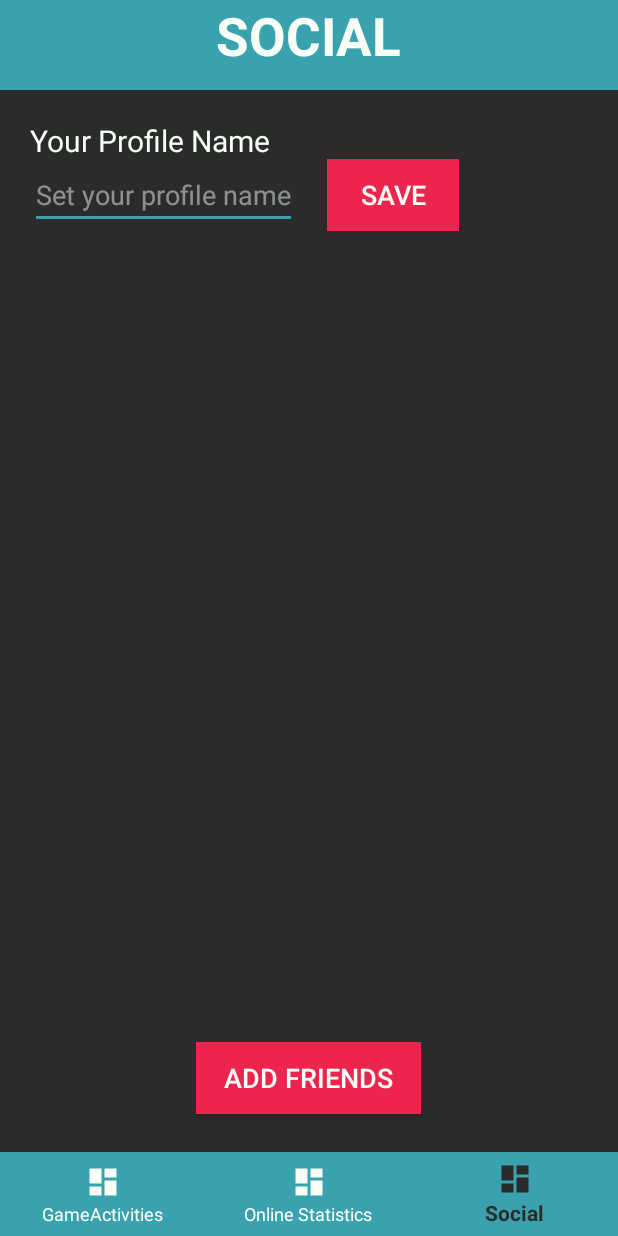
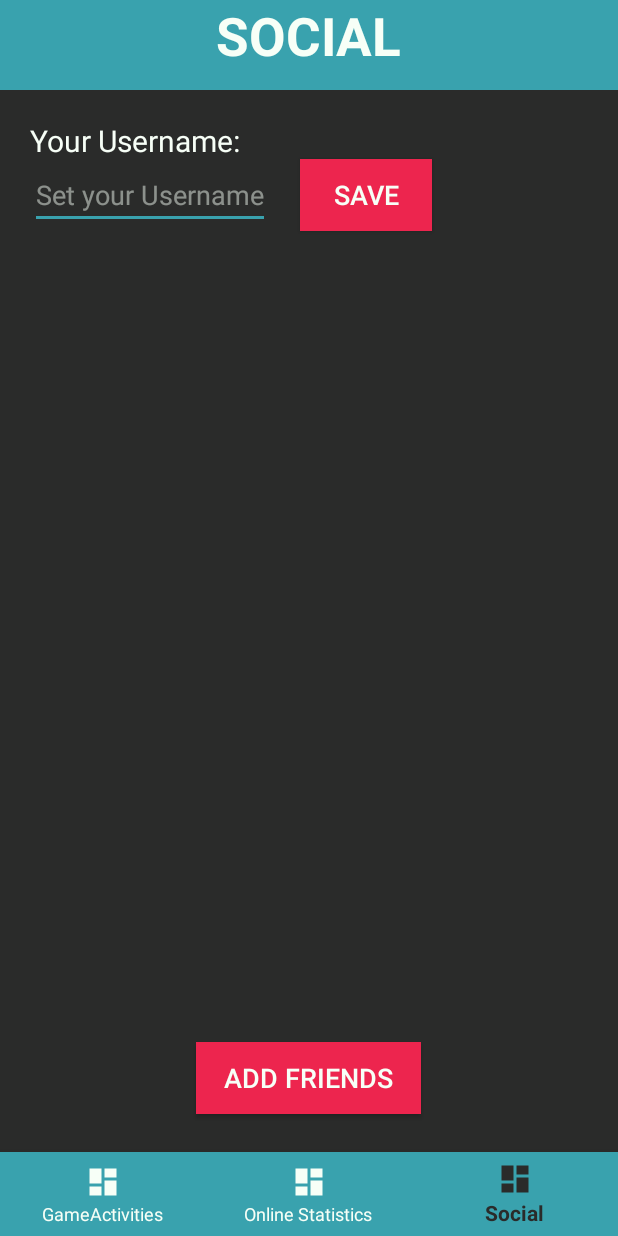
Before and after one commit to AtomicPotatoEmil/P2-Prototype, an Android app: the Social screen opened directly, with no data from a screen before it, on a phone screen of 412 x 824 dp. Run offline under Robolectric (Android 15) with nearby library versions, the phone set to English and light mode, and no system bars.

Commit message:
Small changes in social, added attribute xml in Values (for me - i need for later), created new layout xml for the add friend function

```diff
--- a/prototypeP2/app/src/main/java/dk/aau/student/meda2a220a/p2protype/Social.java
+++ b/prototypeP2/app/src/main/java/dk/aau/student/meda2a220a/p2protype/Social.java
@@ -5,13 +5,14 @@ import androidx.appcompat.app.AppCompatActivity;
 
 import android.content.Intent;
 import android.content.SharedPreferences;
-import android.net.wifi.aware.PublishConfig;
+import android.graphics.Paint;
 import android.os.Bundle;
 import android.view.MenuItem;
 import android.view.View;
 import android.widget.Button;
 import android.widget.EditText;
 import android.widget.LinearLayout;
+import android.widget.RelativeLayout;
 import android.widget.TextView;
 import android.widget.Toast;
 
@@ -23,10 +24,13 @@ public static final String profileNameSave = "PROFILENAMESAVE";
 public static final String profileSaveKey = "PROFILESAVEKEY";
 
 
-private LinearLayout addFriendLayout;
+private RelativeLayout addFriendLayout;
 private Button addFriendButton;
 private EditText setProfileName;
 private Button saveNameButton;
+TextView putFriendName;
+private RelativeLayout social_Layout;
+
 
 
     @Override
@@ -58,6 +62,9 @@ private Button saveNameButton;
                 return false;
             }
         });
+        putFriendName = findViewById(R.id.putFriendHere);
+        social_Layout = findViewById(R.id.socialLayout);
+
         addFriendLayout = findViewById(R.id.FriendLayout);
         addFriendButton = findViewById(R.id.addFriendButtonID);
         addFriendButton.setOnClickListener(new View.OnClickListener() {
@@ -76,6 +83,8 @@ private Button saveNameButton;
 
         });
         setProfileName = findViewById(R.id.YourUserName);
+
+
     }
 
 
@@ -89,24 +98,29 @@ private Button saveNameButton;
     public void newFriend (){
         AddFriendDialog newFriendDialog = new AddFriendDialog();
         newFriendDialog.show(getSupportFragmentManager(), "New Friend");
+
     }
 
-    public TextView createNewFriendView(String logInfo, int textSize){ //Title being the exercise, and subtitle being the weight lifted.
-        final LinearLayout.LayoutParams FriendViewParams = new LinearLayout.LayoutParams(LinearLayout.LayoutParams.WRAP_CONTENT, LinearLayout.LayoutParams.MATCH_PARENT);
+
+
+    public TextView createNewFriendView(String friendInfo, int textSize){ //Title being the exercise, and subtitle being the weight lifted.
+        final RelativeLayout.LayoutParams FriendViewParams = new RelativeLayout.LayoutParams(RelativeLayout.LayoutParams.WRAP_CONTENT, RelativeLayout.LayoutParams.MATCH_PARENT);
         final TextView newFriendTextview = new TextView(this);
         newFriendTextview.setTextSize(textSize);
         newFriendTextview.setLayoutParams(FriendViewParams);
-        newFriendTextview.setText(logInfo);
+        newFriendTextview.setText(friendInfo);
         newFriendTextview.setTextColor(getResources().getColor(R.color.MINTWHITEd));
 
         return newFriendTextview;
     }
 
+
+
     @Override
     public void applyAddition(String userNameString) {
         addFriendLayout.addView(createNewFriendView(userNameString,20));
+    }
 
-    }
     private void saveUsername() {
 
         SharedPreferences sharedPrefUserName = getSharedPreferences(profileNameSave, MODE_PRIVATE);
--- a/prototypeP2/app/src/main/res/layout/activity_social.xml
+++ b/prototypeP2/app/src/main/res/layout/activity_social.xml
@@ -7,7 +7,7 @@
     android:layout_centerVertical="true"
     android:background="@color/JET"
     tools:context=".Social"
-
+    android:id="@+id/socialLayout"
     >
 
     <View
@@ -40,7 +40,7 @@
         android:layout_height="wrap_content"
         android:layout_below="@id/rectangle_at_the_top"
         android:id="@+id/YourUserNameTitle"
-        android:text="Your Profile Name"
+        android:text="Your Username:"
         android:textColor="@color/MINTWHITEd"
         android:textSize="20sp"
         android:paddingLeft="20dp"
@@ -55,7 +55,7 @@
         android:layout_below="@id/YourUserNameTitle"
         android:layout_marginLeft="20dp"
         android:cursorVisible="false"
-        android:hint="Set your profile name"
+        android:hint="Set your Username"
         android:singleLine="true"
         android:text="@string/noUsername"
         android:textColor="@color/MINTWHITEd"
@@ -83,18 +83,16 @@
         android:layout_height="match_parent"
         android:id="@+id/ScrollViewFriends"
         android:layout_below="@id/YourUserName"
-
         >
 
-        <LinearLayout
+        <RelativeLayout
             android:layout_width="match_parent"
             android:layout_height="wrap_content"
             android:orientation="vertical"
             android:id="@+id/FriendLayout"
             android:padding="25dp">
 
-
-        </LinearLayout>
+        </RelativeLayout>
 
     </ScrollView>
 <Button
--- a/prototypeP2/app/src/main/res/values/strings.xml
+++ b/prototypeP2/app/src/main/res/values/strings.xml
@@ -1,4 +1,5 @@
 <resources>
     <string name="app_name">P2-prototype</string>
     <string name="noUsername">  </string>
+
 </resources>
```
Also changed, not shown: prototypeP2/app/src/main/res/layout/addfriendattributes.xml (added, +55 -0 lines), prototypeP2/app/src/main/res/layout/addfrienddialog.xml (+8 -5 lines), prototypeP2/app/src/main/res/values/attr.xml (added, +7 -0 lines).
